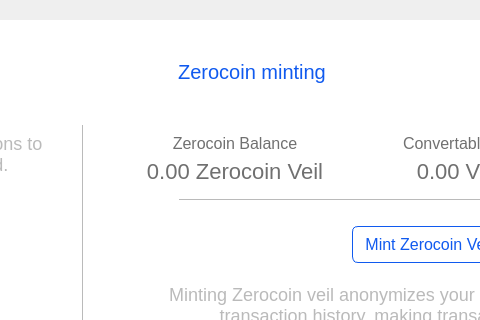
Before: the Qt Designer form src/qt/veil/forms/settingsminting.ui in Veil-Project/veil, drawn with Qt 5; both pictures show x 294 to 774 and y 0 to 320 of the 1100 by 600 pixel window.
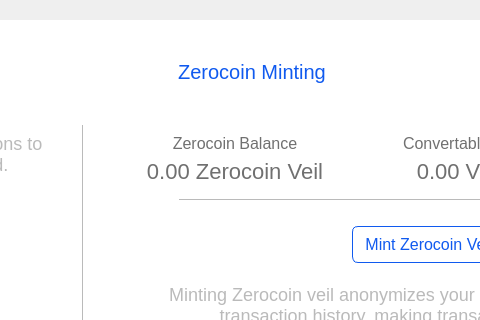
After: the same form once the commit is applied. Icons and pictures are not drawn.

Commit message: Capitalize Minting

```diff
--- a/src/qt/veil/forms/settingsminting.ui
+++ b/src/qt/veil/forms/settingsminting.ui
@@ -141,7 +141,7 @@
 }</string>
               </property>
               <property name="text">
-               <string>Zerocoin minting</string>
+               <string>Zerocoin Minting</string>
               </property>
               <property name="checkable">
                <bool>true</bool>
```
